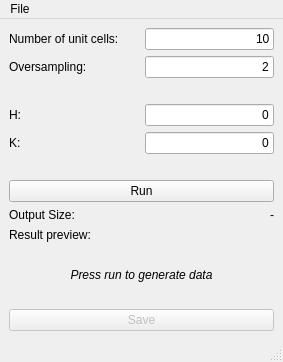
Before: the Qt Designer form gui/solution/laue_app.ui in silx-kit/silx-training, drawn with Qt 5.
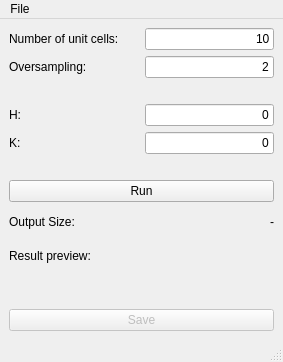
After: the same form once the commit is applied. Custom widgets are drawn as their Qt base class.

Commit message: use plot in ui example

Diff of the .ui file:
```diff
--- a/gui/solution/laue_app.ui
+++ b/gui/solution/laue_app.ui
@@ -164,22 +164,7 @@
      </widget>
     </item>
     <item row="9" column="0" colspan="2">
-     <widget class="QLabel" name="_resultLabel">
-      <property name="enabled">
-       <bool>true</bool>
-      </property>
-      <property name="sizePolicy">
-       <sizepolicy hsizetype="Expanding" vsizetype="Expanding">
-        <horstretch>0</horstretch>
-        <verstretch>0</verstretch>
-       </sizepolicy>
-      </property>
-      <property name="text">
-       <string>&lt;i&gt;Press run to generate data&lt;/i&gt;</string>
-      </property>
-      <property name="alignment">
-       <set>Qt::AlignCenter</set>
-      </property>
+     <widget class="ImagePlot" name="_resultPlot">
      </widget>
     </item>
     <item row="6" column="0" colspan="2">
@@ -247,6 +232,11 @@
    <extends>QLineEdit</extends>
    <header>intLineEdit.h</header>
   </customwidget>
+  <customwidget>
+   <class>ImagePlot</class>
+   <extends>QWidget</extends>
+   <header>imageplot.h</header>
+  </customwidget>
  </customwidgets>
  <resources/>
  <connections/>
```
The commit also changes 1 other file.
